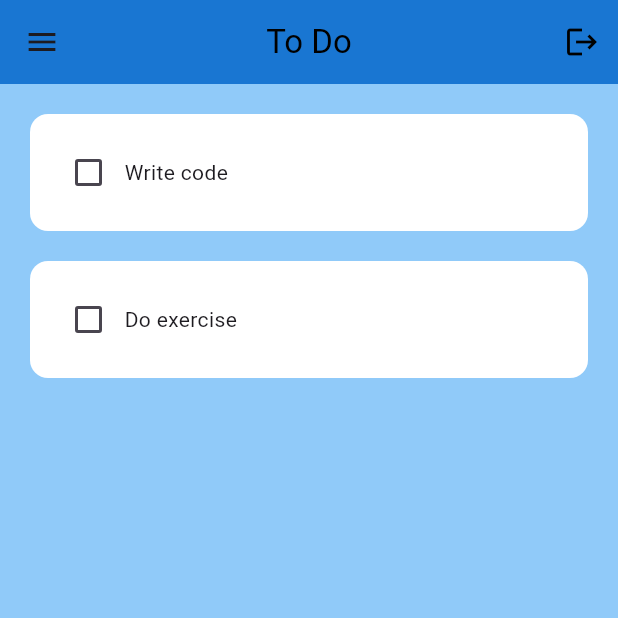
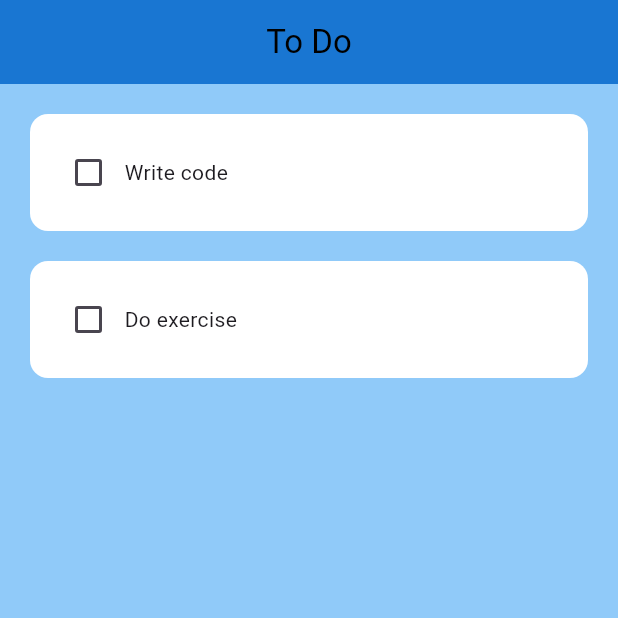
Before and after one commit to Harsh15888/To-Do-App, a Flutter app: the screen it shows after launch, on a phone screen of 412 x 824 dp, the top half of it. Run offline on Flutter 3.47's test engine with Material 3 defaults, Android fonts, the phone set to English and light mode, and no system bars; drawn by our look-alikes of flutter_slidable.

Commit message:
Fixed GitHub language detection & updated home page

```diff
--- a/lib/Pages/home_page.dart
+++ b/lib/Pages/home_page.dart
@@ -10,7 +10,6 @@ class HomePage extends StatefulWidget {
 }
 
 class _HomePageState extends State<HomePage> {
-
   //text controller
   final _controller = TextEditingController();
 
@@ -63,13 +62,13 @@ class _HomePageState extends State<HomePage> {
       backgroundColor: Colors.blue[200],
       appBar: AppBar(
         backgroundColor: Colors.blue[700],
-        leading: Icon(Icons.menu),
+        // leading: Icon(Icons.menu),
         actions: [
-          IconButton(
-            onPressed: () {},
-            icon: Icon(Icons.logout), // logout button
-            color: Colors.black,
-          )
+          // IconButton(
+          //   onPressed: () {},
+          //   icon: Icon(Icons.logout), // logout button
+          //   color: Colors.black,
+          // )
         ],
         title: Text(
           "To Do",
```
